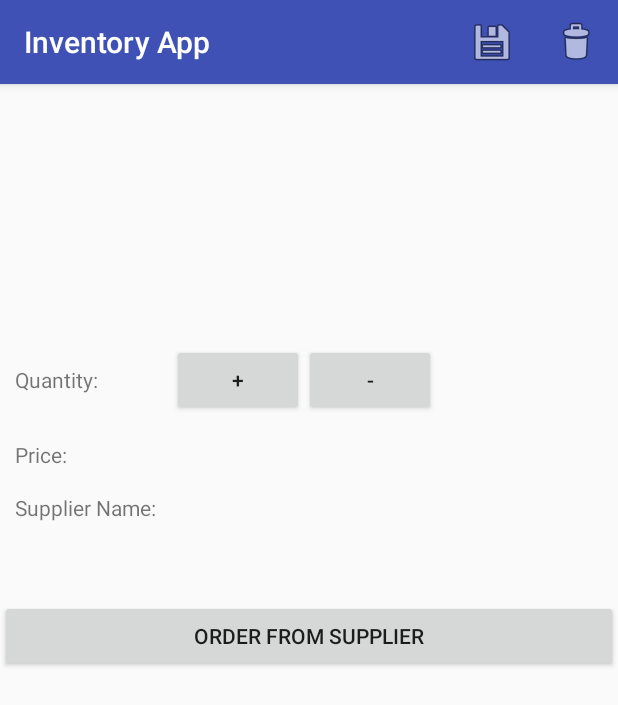
After one commit to Cchance-25/InventoryApp, an Android app: the DetailsActivity screen opened directly, with no data from a screen before it, on a phone screen of 412 x 824 dp. The commit adds this screen. Shown: the top 705 px of the screen. Run offline under Robolectric (Android 15) with nearby library versions, the phone set to English and light mode, and no system bars.

```diff
--- a/app/src/main/java/com/example/chance/inventoryapp/Data/InventoryDbHelper.java
+++ b/app/src/main/java/com/example/chance/inventoryapp/Data/InventoryDbHelper.java
@@ -4,6 +4,7 @@ import android.content.Context;
 import android.database.sqlite.SQLiteDatabase;
 import android.database.sqlite.SQLiteOpenHelper;
 import android.util.Log;
+
 import com.example.chance.inventoryapp.Data.InventoryContract.InventoryEntry;
 
 /**
@@ -41,9 +42,7 @@ public class InventoryDbHelper extends SQLiteOpenHelper {
                 + InventoryEntry.COLUMN_ITEM_NAME + " TEXT NOT NULL, "
                 + InventoryEntry.COLUMN_ITEM_PRICE + " DOUBLE NOT NULL DEFAULT 0, "
                 + InventoryEntry.COLUMN_ITEM_QUANTITY + " INTEGER NOT NULL DEFAULT 0, "
-                + InventoryEntry.COLUMN_ITEM_SALES  + " TEXT, "
-                + InventoryEntry.COLUMN_ITEM_SUPPLIER + " TEXT NOT NULL, "
-                + InventoryEntry.COLUMN_ITEM_SHIPMENT + " TEXT NOT NULL);";
+                + InventoryEntry.COLUMN_ITEM_SUPPLIER + " TEXT NOT NULL);";
 
         db.execSQL(CREATE_INVENTORY_TABLES);
 
--- /dev/null
+++ b/app/src/main/java/com/example/chance/inventoryapp/DetailsActivity.java
@@ -0,0 +1,187 @@
+package com.example.chance.inventoryapp;
+
+import android.app.LoaderManager;
+import android.content.ContentValues;
+import android.content.CursorLoader;
+import android.content.Intent;
+import android.content.Loader;
+import android.database.Cursor;
+import android.net.Uri;
+import android.os.Bundle;
+import android.support.v7.app.AppCompatActivity;
+import android.util.Log;
+import android.view.Menu;
+import android.view.MenuItem;
+import android.view.View;
+import android.widget.Button;
+import android.widget.TextView;
+import android.widget.Toast;
+
+import com.example.chance.inventoryapp.Data.InventoryContract.InventoryEntry;
+
+public class DetailsActivity extends AppCompatActivity implements LoaderManager.LoaderCallbacks<Cursor> {
+
+    private static final String LOG_TAG = EditorActivity.class.getSimpleName();
+    private static final int EXISTING_INVENTORY_LOADER = 0;
+    private TextView mItemName;
+    private TextView mItemPrice;
+    private TextView mItemQuantity;
+    private TextView mItemSupplier;
+    private Button addBtn;
+    private Button removeBtn;
+    private Uri mCurrentItemUri;
+    private Cursor mCurrentCursor;
+    private int mCurrentQuantity;
+
+    public Uri getCurrentUri() {
+        return mCurrentItemUri;
+    }
+
+    @Override
+    protected void onCreate(Bundle savedInstanceState) {
+        super.onCreate(savedInstanceState);
+        setContentView(R.layout.activity_details);
+
+
+        mItemName = (TextView) findViewById(R.id.product_name);
+        mItemPrice = (TextView) findViewById(R.id.price_value);
+        mItemQuantity = (TextView) findViewById(R.id.quantity_value);
+        mItemSupplier = (TextView) findViewById(R.id.supplier_name);
+        addBtn = (Button) findViewById(R.id.add_quantity);
+        removeBtn = (Button) findViewById(R.id.remove_quantity);
+
+        addBtn.setOnClickListener(new View.OnClickListener() {
+            @Override
+            public void onClick(View v) {
+                addQuantity();
+            }
+        });
+
+        removeBtn.setOnClickListener(new View.OnClickListener() {
+            @Override
+            public void onClick(View v) {
+                removeQuantity();
+            }
+        });
+
+        Intent i = getIntent();
+        mCurrentItemUri = i.getData();
+
+        getLoaderManager().initLoader(EXISTING_INVENTORY_LOADER, null, this);
+    }
+
+    @Override
+    public boolean onCreateOptionsMenu(Menu menu) {
+        getMenuInflater().inflate(R.menu.menu_main, menu);
+        return true;
+    }
+
+    @Override
+    public boolean onOptionsItemSelected(MenuItem item) {
+        int id = item.getItemId();
+
+        switch (id) {
+            case R.id.save_item:
+                updateQuantity();
+                Toast.makeText(this, "Quantity Updated. ", Toast.LENGTH_SHORT).show();
+                return true;
+            case R.id.delete_item:
+                deleteItem();
+                return true;
+        }
+
+        return super.onOptionsItemSelected(item);
+    }
+
+    private void deleteItem() {
+        if (mCurrentItemUri != null) {
+            int rowsDeleted = getContentResolver().delete(mCurrentItemUri, null, null);
+            Log.e(LOG_TAG, "Deleting: " + rowsDeleted);
+            if (rowsDeleted == 0) {
+                Toast.makeText(this, "Error deleting item",
+                        Toast.LENGTH_SHORT).show();
+            } else {
+                Toast.makeText(this, "Item deleted",
+                        Toast.LENGTH_SHORT).show();
+            }
+
+        }
+        finish();
+    }
+
+
+    @Override
+    public Loader<Cursor> onCreateLoader(int id, Bundle args) {
+
+        String[] projection = {
+                InventoryEntry._ID,
+                InventoryEntry.COLUMN_IMAGE_ID,
+                InventoryEntry.COLUMN_ITEM_NAME,
+                InventoryEntry.COLUMN_ITEM_PRICE,
+                InventoryEntry.COLUMN_ITEM_QUANTITY,
+                InventoryEntry.COLUMN_ITEM_SUPPLIER,
+        };
+
+        return new CursorLoader(this,
+                mCurrentItemUri,
+                projection,
+                null,
+                null,
+                null);
+    }
+
+    @Override
+    public void onLoadFinished(Loader<Cursor> loader, Cursor cursor) {
+        if (cursor == null || cursor.getCount() < 1) {
+            return;
+        }
+        mCurrentCursor = cursor;
+        if (cursor.moveToFirst()) {
+            int nameColumnIndex = cursor.getColumnIndex(InventoryEntry.COLUMN_ITEM_NAME);
+            int priceColumnIndex = cursor.getColumnIndex(InventoryEntry.COLUMN_ITEM_PRICE);
+            int quantityColumnIndex = cursor.getColumnIndex(InventoryEntry.COLUMN_ITEM_QUANTITY);
+            int supplierColumnIndex = cursor.getColumnIndex(InventoryEntry.COLUMN_ITEM_SUPPLIER);
+
+            String name = cursor.getString(nameColumnIndex);
+            double price = cursor.getDouble(priceColumnIndex);
+            int quantity = cursor.getInt(quantityColumnIndex);
+            String supplier = cursor.getString(supplierColumnIndex);
+            mCurrentQuantity = quantity;
+            mItemName.setText(name);
+            mItemPrice.setText(Double.toString(price));
+            mItemQuantity.setText(Integer.toString(quantity));
+            mItemSupplier.setText(supplier);
+        }
+    }
+
+    void updateQuantity() {
+        ContentValues cv = new ContentValues();
+        cv.put(InventoryEntry.COLUMN_ITEM_QUANTITY, mCurrentQuantity);
+        getContentResolver().update(mCurrentItemUri,
+                cv,
+                InventoryEntry.COLUMN_ITEM_QUANTITY,
+                null);
+    }
+
+    void addQuantity() {
+        mCurrentQuantity++;
+        mItemQuantity.setText(String.valueOf(mCurrentQuantity));
+    }
+
+    void removeQuantity() {
+        if (mCurrentQuantity > 0) {
+            mCurrentQuantity--;
+            mItemQuantity.setText(String.valueOf(mCurrentQuantity));
+        } else {
+            Toast.makeText(getApplicationContext(), "Quantity can't be negative!", Toast.LENGTH_SHORT).show();
+        }
+    }
+
+    @Override
+    public void onLoaderReset(Loader<Cursor> loader) {
+        mItemName.setText("");
+        mItemPrice.setText("");
+        mItemQuantity.setText("");
+        mItemSupplier.setText("");
+    }
+}
--- a/app/src/main/java/com/example/chance/inventoryapp/Item.java
+++ b/app/src/main/java/com/example/chance/inventoryapp/Item.java
@@ -5,10 +5,14 @@ package com.example.chance.inventoryapp;
  */
 
 public class Item {
+
     private int mImageResourceId;
     private String mProductName;
     private double mPrice;
     private int mQuantity;
+
+    public Item() {
+    }
 
     public Item(int mImageResourceId, String mProductName, double mPrice, int mQuantity) {
         this.mImageResourceId = mImageResourceId;
--- /dev/null
+++ b/app/src/main/res/layout/activity_details.xml
@@ -0,0 +1,116 @@
+<?xml version="1.0" encoding="utf-8"?>
+<RelativeLayout xmlns:android="http://schemas.android.com/apk/res/android"
+    xmlns:tools="http://schemas.android.com/tools"
+    android:layout_width="match_parent"
+    android:layout_height="match_parent"
+    tools:context="com.example.chance.inventoryapp.DetailsActivity">
+
+
+    <ImageView
+        android:id="@+id/product_image"
+        android:layout_width="match_parent"
+        android:layout_height="wrap_content"
+        android:minHeight="128dp"
+        tools:src="@drawable/ic_add_black_24dp" />
+
+
+    <LinearLayout
+        android:id="@+id/linearLayout"
+        android:layout_width="match_parent"
+        android:layout_height="wrap_content"
+        android:layout_below="@id/product_image"
+        android:layout_marginBottom="16dp"
+        android:layout_marginStart="10dp"
+        android:layout_marginTop="10dp"
+        android:orientation="vertical">
+
+
+        <TextView
+            android:id="@+id/product_name"
+            android:layout_width="wrap_content"
+            android:layout_height="wrap_content"
+            tools:text="Product name" />
+
+        <LinearLayout
+            android:layout_width="wrap_content"
+            android:layout_height="wrap_content"
+            android:layout_marginTop="16dp"
+            android:orientation="horizontal">
+
+            <TextView
+                android:layout_width="wrap_content"
+                android:layout_height="wrap_content"
+                android:text="Quantity: " />
+
+            <TextView
+                android:id="@+id/quantity_value"
+                android:layout_width="wrap_content"
+                android:layout_height="wrap_content"
+                android:layout_marginEnd="30dp"
+                android:layout_marginStart="16dp"
+                tools:text="5" />
+
+            <Button
+                android:id="@+id/add_quantity"
+                android:layout_width="wrap_content"
+                android:layout_height="wrap_content"
+                android:text="+" />
+
+            <Button
+                android:id="@+id/remove_quantity"
+                android:layout_width="wrap_content"
+                android:layout_height="wrap_content"
+                android:text="-" />
+
+
+        </LinearLayout>
+
+        <LinearLayout
+            android:layout_width="wrap_content"
+            android:layout_height="wrap_content"
+            android:layout_marginTop="16dp"
+            android:orientation="horizontal">
+
+            <TextView
+                android:layout_width="wrap_content"
+                android:layout_height="wrap_content"
+                android:text="Price: " />
+
+            <TextView
+                android:id="@+id/price_value"
+                android:layout_width="wrap_content"
+                android:layout_height="wrap_content"
+                android:layout_marginEnd="30dp"
+                android:layout_marginStart="16dp"
+                tools:text="5" />
+        </LinearLayout>
+
+        <LinearLayout
+            android:layout_width="wrap_content"
+            android:layout_height="wrap_content"
+            android:layout_marginTop="16dp"
+            android:orientation="horizontal">
+
+            <TextView
+                android:layout_width="wrap_content"
+                android:layout_height="wrap_content"
+                android:text="Supplier Name: " />
+
+            <TextView
+                android:id="@+id/supplier_name"
+                android:layout_width="wrap_content"
+                android:layout_height="wrap_content"
+                android:layout_marginEnd="30dp"
+                android:layout_marginStart="16dp"
+                tools:text="John smith" />
+        </LinearLayout>
+
+    </LinearLayout>
+
+    <Button
+        android:layout_width="match_parent"
+        android:layout_height="wrap_content"
+        android:layout_below="@id/linearLayout"
+        android:layout_marginTop="36dp"
+        android:text="Order From Supplier" />
+</RelativeLayout>
```
Also changed, not shown: app/src/main/AndroidManifest.xml (+8 -6 lines), app/src/main/java/com/example/chance/inventoryapp/Data/InventoryContract.java (+0 -7 lines), app/src/main/java/com/example/chance/inventoryapp/Data/InventoryProvider.java (+3 -46 lines), app/src/main/java/com/example/chance/inventoryapp/EditorActivity.java (+12 -34 lines), app/src/main/java/com/example/chance/inventoryapp/ItemsCursorAdapter.java (+13 -2 lines), app/src/main/java/com/example/chance/inventoryapp/ShowMainActivity.java (+1 -7 lines), app/src/main/res/layout/activity_editor.xml (+5 -42 lines).
